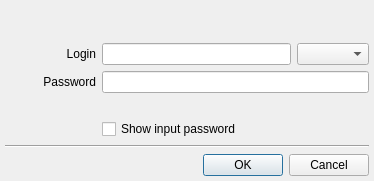
Qt form src/plugins/gateways/addlegacyaccountdialog.ui (silvansky/Contacts) before a commit.
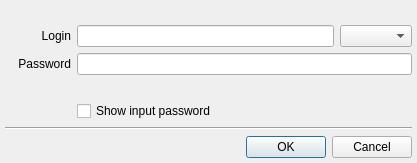
The same form after that commit.

What changed in the file:
```diff
--- a/src/plugins/gateways/addlegacyaccountdialog.ui
+++ b/src/plugins/gateways/addlegacyaccountdialog.ui
@@ -6,8 +6,8 @@
    <rect>
     <x>0</x>
     <y>0</y>
-    <width>374</width>
-    <height>181</height>
+    <width>417</width>
+    <height>159</height>
    </rect>
   </property>
   <layout class="QVBoxLayout" name="verticalLayout">
@@ -127,20 +127,7 @@
       </widget>
      </item>
      <item row="0" column="0">
-      <widget class="QLabel" name="lblIcon">
-       <property name="minimumSize">
-        <size>
-         <width>32</width>
-         <height>32</height>
-        </size>
-       </property>
-       <property name="maximumSize">
-        <size>
-         <width>32</width>
-         <height>32</height>
-        </size>
-       </property>
-      </widget>
+      <widget class="QLabel" name="lblIcon"/>
      </item>
     </layout>
    </item>
```
